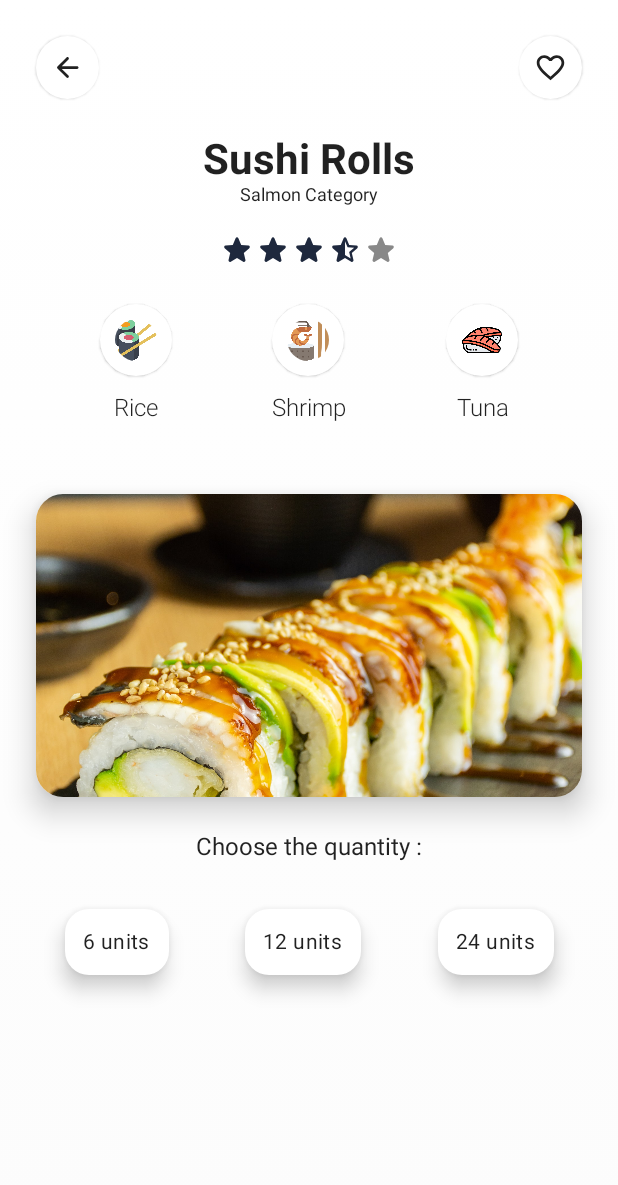
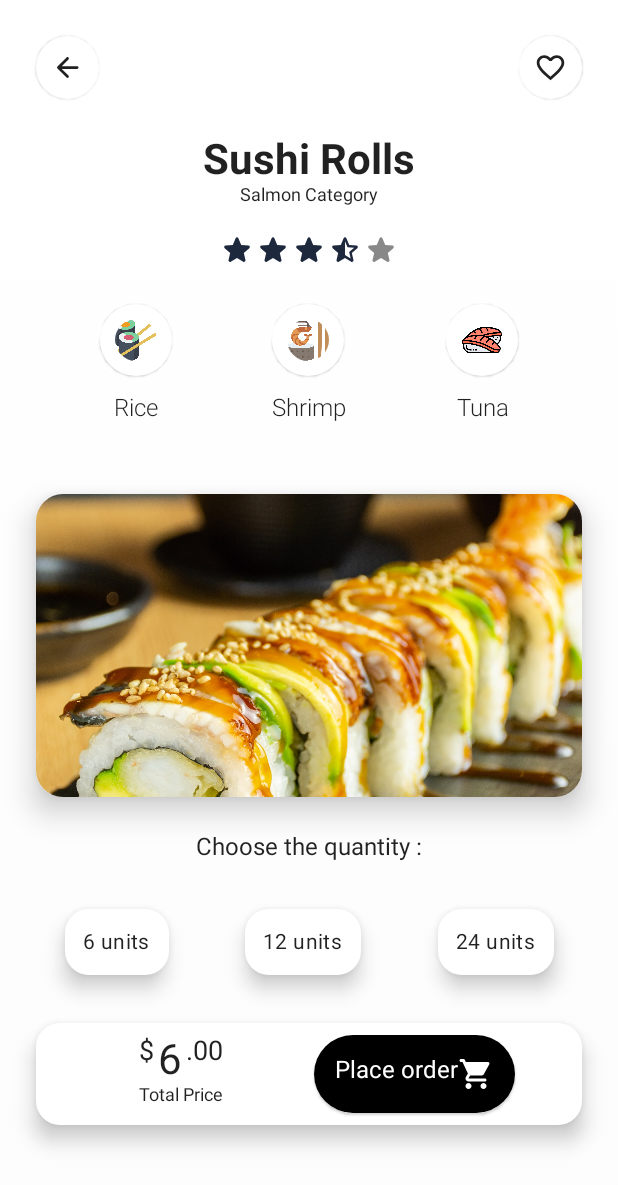
Before and after one commit to sivansundar/JetSushi, an Android app built with Jetpack Compose: the screen it shows after launch (SushiActivity), after a tap on "Sushi Octopus", on a phone screen of 412 x 824 dp. Shown: the top 1185 px of the screen. Run offline under Robolectric (Android 15) with nearby library versions, the phone set to English and light mode, and no system bars.

Commit message:
- Order now card view implemented.

```diff
--- a/app/src/main/java/com/sivan/jetsushi/MainActivity.kt
+++ b/app/src/main/java/com/sivan/jetsushi/MainActivity.kt
@@ -299,51 +299,29 @@ fun SushiItem(item: SushiItem) {
 
 }
 
-@Composable
-fun OrderNow() {
-    val gradientColor1 = Color(0xFF4C5463)
-
-   Surface(
-       modifier = Modifier.padding(end = 8.dp),
-       elevation = 8.dp,
-       shape = RoundedCornerShape(12.dp),
-       color = gradientColor1
-   ) {
-    Row {
-        Text(text = "Order Now",
-
-        )
-    }
-   }
-
-}
-
-@Preview(showBackground = true)
-@Composable
-fun OrderNowPreview() {
-    OrderNow()
-}
 
 @Composable
-fun CurrencyText(basePrice: Double) {
+fun CurrencyText(
+    basePrice: Double) {
+    val textColor = MaterialTheme.colors.surface
 
     val price = basePrice.toString().split(".")
 
     Row(modifier = Modifier.padding(24.dp, 0.dp)) {
         Text(text = "$",
-            color = Color.White,
+            color = textColor,
             fontSize = 12.sp)
 
         Spacer(modifier = Modifier.padding(1.dp, 4.dp))
 
         Text(text = price[0],
-            color = Color.White,
+            color = textColor,
             fontSize = 24.sp)
 
         Spacer(modifier = Modifier.padding(1.dp, 4.dp))
 
         Text(text = ".${price[1]}0",
-            color = Color.White,
+            color = textColor,
             fontSize = 12.sp)
     }
 }
@@ -353,6 +331,7 @@ fun CurrencyText(basePrice: Double) {
 @Composable
 fun CurrencyTextPreview() {
     val item = DataFactory().getSushi(1)
+
     CurrencyText(item.base_price)
 }
 
--- a/app/src/main/java/com/sivan/jetsushi/SushiActivity.kt
+++ b/app/src/main/java/com/sivan/jetsushi/SushiActivity.kt
@@ -20,11 +20,7 @@ import androidx.compose.material.*
 import androidx.compose.material.icons.Icons
 import androidx.compose.material.icons.filled.Favorite
 import androidx.compose.material.icons.filled.FavoriteBorder
-import androidx.compose.material.icons.rounded.ArrowBack
-import androidx.compose.material.icons.rounded.Favorite
-import androidx.compose.material.icons.rounded.FavoriteBorder
-import androidx.compose.material.icons.rounded.StarHalf
-import androidx.compose.material.icons.rounded.Star
+import androidx.compose.material.icons.rounded.*
 import androidx.compose.runtime.Composable
 import androidx.compose.runtime.mutableStateOf
 import androidx.compose.runtime.remember
@@ -44,6 +40,7 @@ import androidx.compose.ui.graphics.vector.ImageVector
 import androidx.compose.ui.layout.ContentScale
 import androidx.compose.ui.res.painterResource
 import androidx.compose.ui.text.font.FontWeight
+import androidx.compose.ui.text.style.TextAlign
 import androidx.compose.ui.unit.sp
 import com.sivan.jetsushi.datafactory.DataFactory
 import com.sivan.jetsushi.datafactory.SushiCategory
@@ -209,13 +206,114 @@ fun QuantitySection() {
 
     Spacer(modifier = Modifier.height(24.dp))
 
+
     Row(modifier = Modifier.fillMaxWidth(),
     horizontalArrangement = Arrangement.SpaceEvenly) {
+
+        var liked by remember { mutableStateOf(false) }
+
+
         QuantityItem(6)
         QuantityItem(12)
         QuantityItem(24)
 
     }
+
+    OrderNow()
+
+}
+
+@Preview(showBackground = true)
+@Composable
+fun OrderNowItemPreview() {
+    OrderNow()
+}
+
+@Composable
+fun OrderNow() {
+    val textColor = MaterialTheme.colors.primarySurface
+
+    Card(
+        modifier = Modifier
+            .fillMaxWidth()
+            .wrapContentHeight()
+            .padding(24.dp),
+        elevation = 8.dp,
+        shape = RoundedCornerShape(16.dp)
+    ) {
+        Column(modifier = Modifier.wrapContentSize(),
+            verticalArrangement = Arrangement.Center){
+                    Row(modifier = Modifier
+                        .fillMaxWidth()
+                        .padding(8.dp),
+                        horizontalArrangement = Arrangement.SpaceEvenly
+                    ) {
+                        CurrencyTextBig(basePrice = 6.0)
+                        OrderNowBig()
+                    }
+        }
+
+
+    }
+}
+
+@Composable
+fun OrderNowBig() {
+
+        Card(shape = CircleShape) {
+            Surface(modifier = Modifier.wrapContentSize(), color = Color.Black) {
+                Row( modifier = Modifier
+                    .wrapContentSize()
+                    .padding(14.dp)) {
+                    Text(
+                        text = "Place order",
+                        color = MaterialTheme.colors.surface
+                    )
+
+                    Icon(imageVector = Icons.Rounded.ShoppingCart, tint = MaterialTheme.colors.surface,
+                        contentDescription = "place order icon",
+                        modifier = Modifier.align(Alignment.CenterVertically))
+                }
+            }
+
+        }
+
+
+    }
+
+@Composable
+fun CurrencyTextBig(
+    basePrice: Double) {
+
+    val price = basePrice.toString().split(".")
+
+
+        Column(modifier = Modifier.wrapContentSize()) {
+            Row(modifier = Modifier.padding(24.dp, 0.dp)) {
+                Text(text = "$",
+                    fontSize = 18.sp)
+
+                Spacer(modifier = Modifier.padding(1.dp, 4.dp))
+
+                Text(text = price[0],
+                    fontSize = 28.sp)
+
+                Spacer(modifier = Modifier.padding(1.dp, 4.dp))
+
+                Text(text = ".${price[1]}0",
+                    fontSize = 18.sp)
+
+            }
+
+            Text(text = "Total Price",
+                fontSize = 12.sp,
+                modifier = Modifier
+                    .wrapContentWidth()
+                    .align(alignment = Alignment.CenterHorizontally))
+
+    }
+
+
 
 }
 
@@ -236,7 +334,6 @@ fun QuantityItemPreview() {
 fun QuantityItem(quantity: Int) {
 
     var isSelected by remember { mutableStateOf(false) }
-
 
     Surface(
         modifier = Modifier.padding(8.dp),
```
